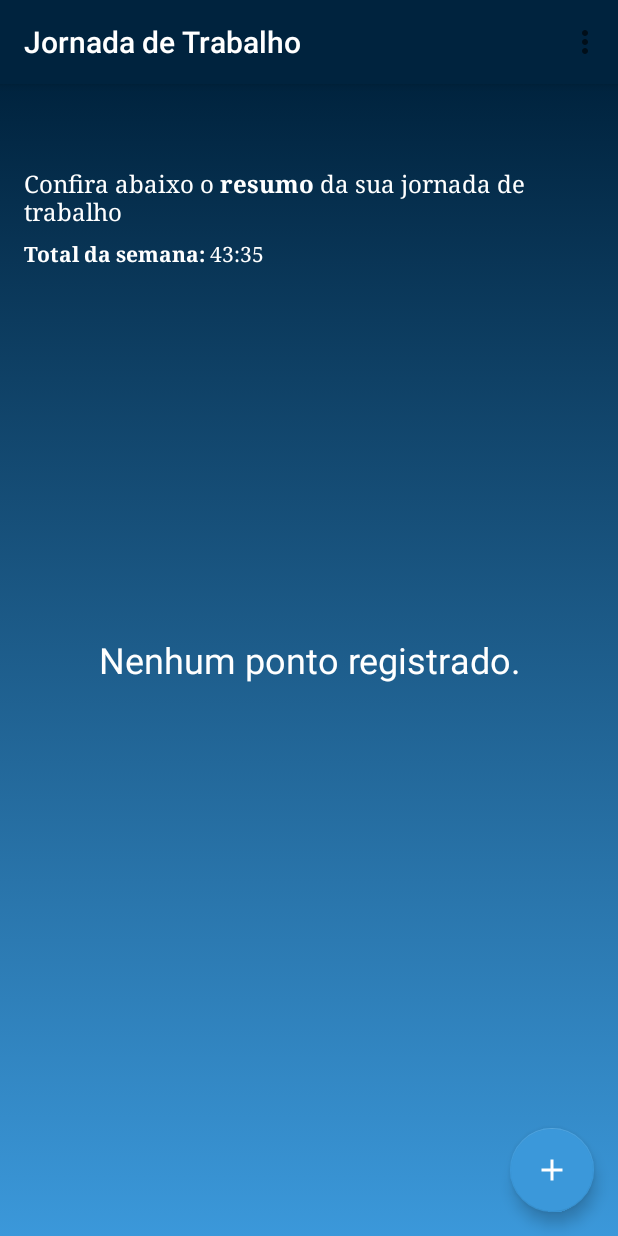
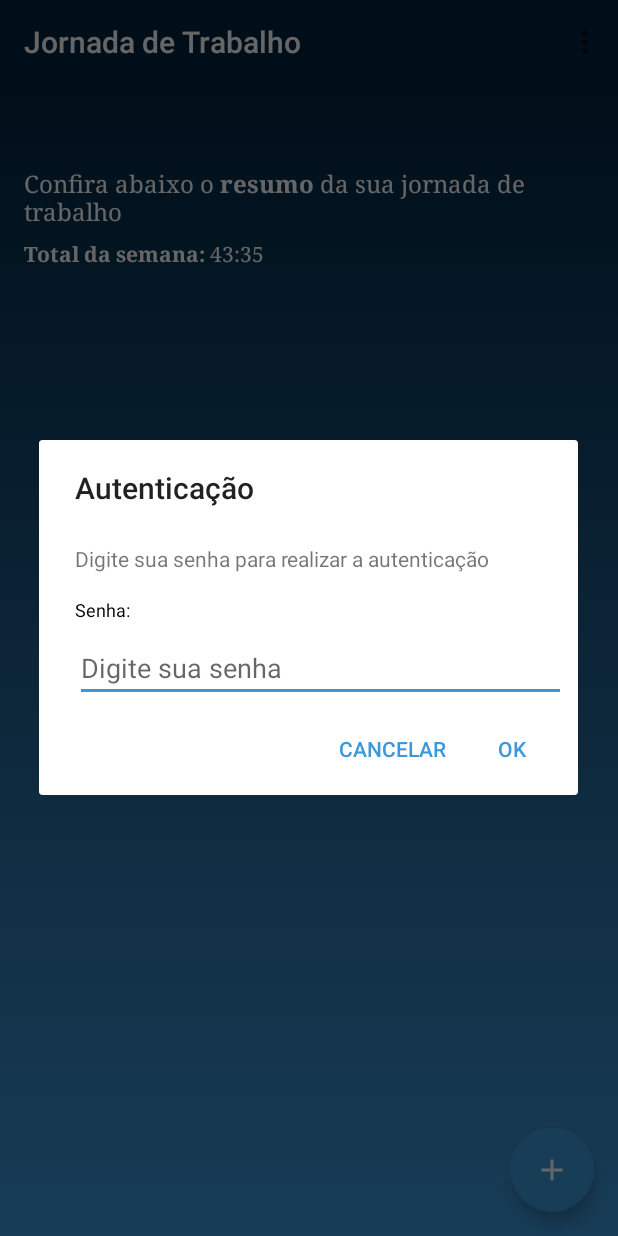
Before and after one commit to Genarocobas/tcc, an Android app: the JourneyActivity screen opened directly, with no data from a screen before it, after a tap on an icon or button, on a phone screen of 412 x 824 dp. Run offline under Robolectric (Android 15) with nearby library versions, the phone set to English and light mode, and no system bars; our stand-ins replace RxJava, data binding; libraries missing offline, so code that uses them is left out: com.marcoscg.fingerauth; network calls fail; 5 statements that could not run were skipped.

Commit message:
(feat) define dialog password if device doesnt have fingerprint

```diff
--- /dev/null
+++ b/nfc_control/app/src/main/java/inatel/br/nfccontrol/dialog/PasswordDialogFragment.java
@@ -0,0 +1,88 @@
+package inatel.br.nfccontrol.dialog;
+
+import android.app.Dialog;
+import android.databinding.DataBindingUtil;
+import android.os.Bundle;
+import android.support.v4.app.DialogFragment;
+import android.support.v7.app.AlertDialog;
+import android.util.Log;
+import android.view.LayoutInflater;
+
+import java.util.Objects;
+
+import javax.inject.Inject;
+
+import inatel.br.nfccontrol.R;
+import inatel.br.nfccontrol.databinding.DialogFragmentPasswordBinding;
+import inatel.br.nfccontrol.utils.Logger;
+import io.reactivex.subjects.PublishSubject;
+
+public class PasswordDialogFragment extends DialogFragment {
+  public static final String TAG = Logger.getTag();
+
+  /**
+   * Instance of EndTripCashValueViewModel.
+   */
+  @Inject
+  PasswordDialogViewModel mViewModel;
+
+  /**
+   * Object for observe a event click of positive button.
+   */
+  PublishSubject<String> mPositiveButtonClickedSubject;
+
+  private DialogFragmentPasswordBinding mBinding;
+
+  @Inject
+  public PasswordDialogFragment() {
+    if (Logger.DEBUG) Log.d(TAG, "EndTripCashValueDialogFragment: ");
+    mPositiveButtonClickedSubject = PublishSubject.create();
+  }
+
+  @Override
+  public Dialog onCreateDialog(Bundle savedInstanceState) {
+    if (Logger.DEBUG) Log.d(TAG, "onCreateDialog: ");
+
+    LayoutInflater inflater = LayoutInflater.from(getContext());
+
+    mBinding = DataBindingUtil.inflate(inflater,
+        R.layout.dialog_fragment_password, null, false);
+
+    mBinding.setViewModel(mViewModel);
+
+    mViewModel.onResume();
+
+    mViewModel.getPositiveButtonClickedSubject().subscribe(
+        password -> subscribeOnPositiveButtonClick(password));
+
+    AlertDialog dialog = new AlertDialog.Builder(Objects.requireNonNull(getActivity()))
+        .setTitle("Autenticação")
+        .setCancelable(false)
+        .setView(mBinding.getRoot())
+        .setPositiveButton("OK", mViewModel.onClickPositive())
+        .setNegativeButton("CANCELAR", mViewModel.onClickNegative())
+        .create();
+
+    setCancelable(false);
+
+    /*dialog.setOnShowListener(dialogInterface -> dialog.getButton(AlertDialog.BUTTON_NEGATIVE)
+        .setTextColor(getResources().getColor(R.color
+            .negative_button_dialog))
+    );*/
+
+    return dialog;
+  }
+
+  /**
+   * Subscribe on observer the event click of the positive button in view.
+   */
+  public void subscribeOnPositiveButtonClick(String password) {
+    if (Logger.DEBUG) Log.d(TAG, "subscribeOnPositiveButtonClick");
+    mPositiveButtonClickedSubject.onNext(password);
+  }
+
+  public PublishSubject<String> getPositiveButtonClickedSubject() {
+    if (Logger.DEBUG) Log.d(TAG, "getClickedPositiveButtonSubject");
+    return mPositiveButtonClickedSubject;
+  }
+}
--- /dev/null
+++ b/nfc_control/app/src/main/java/inatel/br/nfccontrol/dialog/PasswordDialogViewModel.java
@@ -0,0 +1,78 @@
+package inatel.br.nfccontrol.dialog;
+
+import android.content.Context;
+import android.content.DialogInterface;
+import android.databinding.BaseObservable;
+import android.databinding.ObservableField;
+import android.util.Log;
+
+import javax.inject.Inject;
+
+import inatel.br.nfccontrol.TccApplication;
+import inatel.br.nfccontrol.account.AccountController;
+import inatel.br.nfccontrol.data.model.User;
+import inatel.br.nfccontrol.utils.Logger;
+import io.reactivex.subjects.PublishSubject;
+
+public class PasswordDialogViewModel extends BaseObservable {
+
+  public static final String TAG = Logger.getTag();
+
+  /**
+   * {@link String} Object created to validated password databinding.
+   */
+  public final ObservableField<String> password;
+
+  /**
+   * Object for observe a event click of positive button.
+   */
+  PublishSubject<String> mPositiveButtonClickedSubject;
+
+  @Inject
+  AccountController mController;
+
+  @Inject
+  Context mContext;
+
+  @Inject
+  public PasswordDialogViewModel() {
+    if (Logger.DEBUG) Log.d(TAG, "EndTripCashValueViewModel: ");
+
+    password = new ObservableField<>();
+
+    mPositiveButtonClickedSubject = PublishSubject.create();
+  }
+
+  public void onResume() {
+    password.set("");
+  }
+
+  /**
+   * Method to listen user click on positive button in dialog fragment.
+   *
+   * @return object DialogInterface.
+   */
+  public DialogInterface.OnClickListener onClickPositive() {
+    return (dialogInterface, i) -> {
+      if (Logger.DEBUG) Log.d(TAG, "onClickPositive: ");
+      String passwordValue = password.get() != null ? password.get() : "0";
+      mPositiveButtonClickedSubject.onNext(passwordValue);
+    };
+  }
+
+  /**
+   * Method to listen user click on negative button in dialog fragment.
+   *
+   * @return object DialogInterface.
+   */
+  public DialogInterface.OnClickListener onClickNegative() {
+    return (dialogInterface, i) -> {
+      if (Logger.DEBUG) Log.d(TAG, "onClickNegative");
+    };
+  }
+
+  public PublishSubject<String> getPositiveButtonClickedSubject() {
+    if (Logger.DEBUG) Log.d(TAG, "getPositiveButtonClickedSubject");
+    return mPositiveButtonClickedSubject;
+  }
+}
--- a/nfc_control/app/src/main/java/inatel/br/nfccontrol/journey/JourneyActivity.java
+++ b/nfc_control/app/src/main/java/inatel/br/nfccontrol/journey/JourneyActivity.java
@@ -22,6 +22,7 @@ import inatel.br.nfccontrol.R;
 import inatel.br.nfccontrol.TccApplication;
 import inatel.br.nfccontrol.databinding.ActivityJourneyBinding;
 import inatel.br.nfccontrol.di.Injector;
+import inatel.br.nfccontrol.dialog.PasswordDialogFragment;
 import inatel.br.nfccontrol.journey.journeylist.JourneyListFragment;
 import inatel.br.nfccontrol.utils.FragmentHelper;
 import inatel.br.nfccontrol.utils.Logger;
@@ -36,6 +37,9 @@ public class JourneyActivity extends AppCompatActivity {
   private FingerAuthDialog mFingerAuthDialog = null;
 
   private ActionBar mActionBar;
+
+  @Inject
+  PasswordDialogFragment mPasswordDialogFragment;
 
   @Inject
   JourneyViewModel mViewModel;
@@ -69,13 +73,15 @@ public class JourneyActivity extends AppCompatActivity {
       String nfcResponse = bundle.getString(NFCUtils.NFC_RESPONSE);
 
       if (nfcResponse != null) {
-        if (nfcResponse.equals(NFCUtils.NFC_RESPONSE_OK)){
+        if (nfcResponse.equals(NFCUtils.NFC_RESPONSE_OK)) {
           mJourneyListFragment.register();
         } else {
           Toast.makeText(this, "Não foi possível registrar o ponto", Toast.LENGTH_SHORT).show();
         }
       }
     }
+
+    mPasswordDialogFragment.getPositiveButtonClickedSubject().subscribe(this::checkPassword);
 
     mBinding.fabRegisterHour.setOnClickListener(view -> {
       final boolean hasFingerprint = FingerAuth.hasFingerprintSupport(this);
@@ -90,6 +96,10 @@ public class JourneyActivity extends AppCompatActivity {
     attachContainerFragment();
   }
 
+  private void checkPassword(String password) {
+    mViewModel.checkPassword(password);
+  }
+
   @Override
   protected void onNewIntent(Intent intent) {
     super.onNewIntent(intent);
@@ -99,7 +109,7 @@ public class JourneyActivity extends AppCompatActivity {
       String nfcResponse = bundle.getString(NFCUtils.NFC_RESPONSE);
 
       if (nfcResponse != null) {
-        if (nfcResponse.equals(NFCUtils.NFC_RESPONSE_OK)){
+        if (nfcResponse.equals(NFCUtils.NFC_RESPONSE_OK)) {
           mJourneyListFragment.register();
           mViewModel.configureButton();
         } else {
@@ -177,7 +187,8 @@ public class JourneyActivity extends AppCompatActivity {
   }
 
   private void createAndShowPasswordDialog() {
-
+    mPasswordDialogFragment.show(getSupportFragmentManager(),
+        mPasswordDialogFragment.getClass().getSimpleName());
   }
 
   private void createAndShowFingerPrintDialog() {
@@ -190,7 +201,8 @@ public class JourneyActivity extends AppCompatActivity {
         .setOnFingerAuthListener(new FingerAuth.OnFingerAuthListener() {
           @Override
           public void onSuccess() {
-                Toast.makeText(JourneyActivity.this, "Autenticação feita com sucesso", Toast.LENGTH_SHORT).show();
+            Toast.makeText(JourneyActivity.this, "Autenticação feita com sucesso",
+                Toast.LENGTH_SHORT).show();
             TccApplication.prefs.setCanRegister(true);
             mViewModel.configureButton();
             //mJourneyListFragment.register();
@@ -198,12 +210,14 @@ public class JourneyActivity extends AppCompatActivity {
 
           @Override
           public void onFailure() {
-                Toast.makeText(JourneyActivity.this, "Falha na autenticação", Toast.LENGTH_SHORT).show();
+            Toast.makeText(JourneyActivity.this, "Falha na autenticação",
+                Toast.LENGTH_SHORT).show();
           }
 
           @Override
           public void onError() {
-                Toast.makeText(JourneyActivity.this, "Falha na autenticação", Toast.LENGTH_SHORT).show();
+            Toast.makeText(JourneyActivity.this, "Falha na autenticação",
+                Toast.LENGTH_SHORT).show();
           }
         });
 
--- a/nfc_control/app/src/main/java/inatel/br/nfccontrol/journey/JourneyViewModel.java
+++ b/nfc_control/app/src/main/java/inatel/br/nfccontrol/journey/JourneyViewModel.java
@@ -1,15 +1,25 @@
 package inatel.br.nfccontrol.journey;
 
+import android.content.Context;
 import android.databinding.ObservableField;
 import android.view.View;
+import android.widget.Toast;
 
 import javax.inject.Inject;
 
 import inatel.br.nfccontrol.TccApplication;
+import inatel.br.nfccontrol.account.AccountController;
+import inatel.br.nfccontrol.data.model.User;
 
 public class JourneyViewModel {
 
   public final ObservableField<Integer> enableButton;
+
+  @Inject
+  AccountController mController;
+
+  @Inject
+  Context mContext;
 
   @Inject
   public JourneyViewModel(){
@@ -24,4 +34,16 @@ public class JourneyViewModel {
     boolean authIsOk = TccApplication.prefs.getCanRegister();
     enableButton.set(authIsOk ? View.GONE : View.VISIBLE);
   }
+
+  public void checkPassword(String password) {
+    User user = mController.getConnectedUser();
+
+    if (password.equals(user.getPassword())){
+      Toast.makeText(mContext , "Autenticação feita com sucesso", Toast.LENGTH_SHORT).show();
+      TccApplication.prefs.setCanRegister(true);
+      configureButton();
+    } else {
+      Toast.makeText(mContext , "Senha incorreta", Toast.LENGTH_SHORT).show();
+    }
+  }
 }
--- a/nfc_control/app/src/main/res/layout/dialog_fragment_password.xml
+++ b/nfc_control/app/src/main/res/layout/dialog_fragment_password.xml
@@ -1,9 +1,12 @@
 <?xml version="1.0" encoding="utf-8"?>
-<layout xmlns:android="http://schemas.android.com/apk/res/android"
+<layout xmlns:tools="http://schemas.android.com/tools"
+    xmlns:android="http://schemas.android.com/apk/res/android"
     xmlns:app="http://schemas.android.com/apk/res-auto">
 
     <data>
-
+        <variable
+            name="viewModel"
+            type="inatel.br.nfccontrol.dialog.PasswordDialogViewModel" />
     </data>
 
     <android.support.constraint.ConstraintLayout
@@ -11,19 +14,19 @@
         android:layout_height="match_parent">
 
         <TextView
-            android:id="@+id/tv_dialog_end_trip_cash_value_subtitle"
+            android:id="@+id/tv_password_title"
             android:layout_width="0dp"
             android:layout_height="wrap_content"
             android:layout_marginEnd="24dp"
             android:layout_marginStart="24dp"
             android:layout_marginTop="24dp"
-            android:text="Digite sua senha para autenticar"
+            android:text="Digite sua senha para realizar a autenticação"
             app:layout_constraintEnd_toEndOf="parent"
             app:layout_constraintStart_toStartOf="parent"
             app:layout_constraintTop_toTopOf="parent" />
 
         <TextView
-            android:id="@+id/tv_dialog_end_trip_cash_value_title_input"
+            android:id="@+id/tv_password_label"
             android:layout_width="wrap_content"
             android:layout_height="wrap_content"
             android:layout_marginTop="16dp"
@@ -33,19 +36,21 @@
             android:textColor="@color/black"
             android:textSize="12sp"
             android:textStyle="normal"
-            app:layout_constraintStart_toStartOf="@id/tv_dialog_end_trip_cash_value_subtitle"
-            app:layout_constraintTop_toBottomOf="@id/tv_dialog_end_trip_cash_value_subtitle" />
+            app:layout_constraintStart_toStartOf="@+id/tv_password_title"
+            app:layout_constraintTop_toBottomOf="@+id/tv_password_title" />
 
         <EditText
-            android:id="@+id/et_cash_value"
+            android:id="@+id/et_password"
             android:layout_width="0dp"
             android:layout_height="wrap_content"
-            android:layout_marginEnd="24dp"
+            android:layout_marginTop="8dp"
+            android:layout_marginEnd="8dp"
             android:hint="Digite sua senha"
-            android:inputType="numberDecimal"
+            android:inputType="numberPassword"
+            android:text="@={viewModel.password}"
             app:layout_constraintEnd_toEndOf="parent"
-            app:layout_constraintStart_toStartOf="@id/tv_dialog_end_trip_cash_value_title_input"
-            app:layout_constraintTop_toBottomOf="@id/tv_dialog_end_trip_cash_value_title_input" />
+            app:layout_constraintStart_toStartOf="@+id/tv_password_label"
+            app:layout_constraintTop_toBottomOf="@+id/tv_password_label" />
 
     </android.support.constraint.ConstraintLayout>
 </layout>
```
Lines whose indentation alone changed are shown as unchanged.
